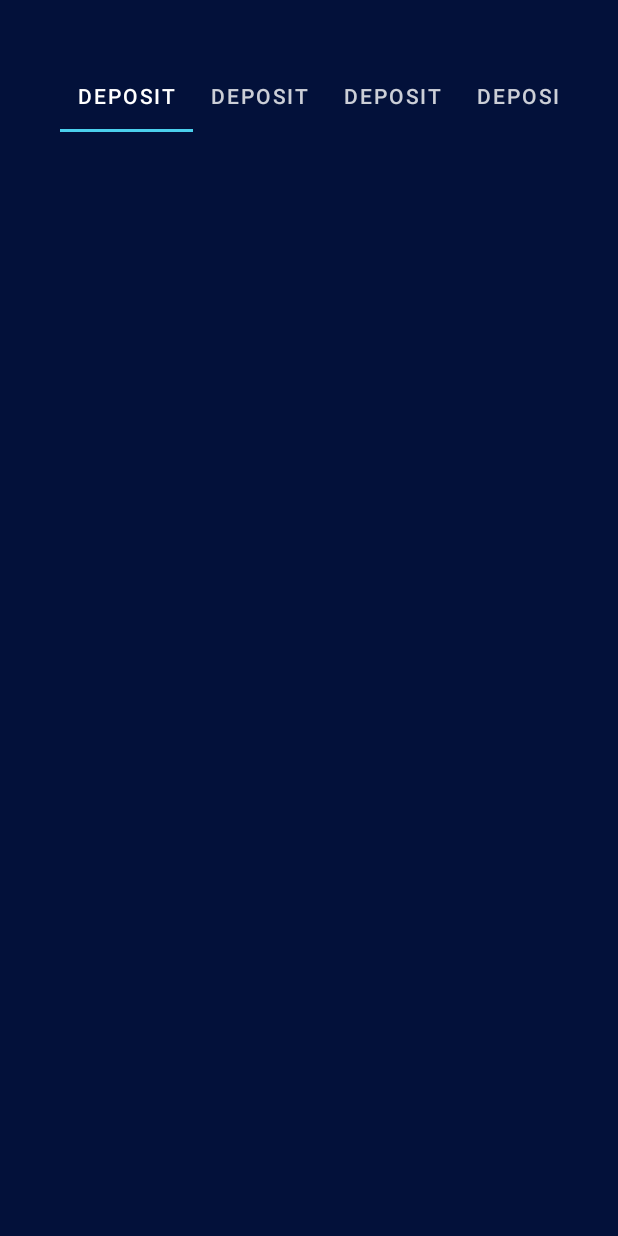
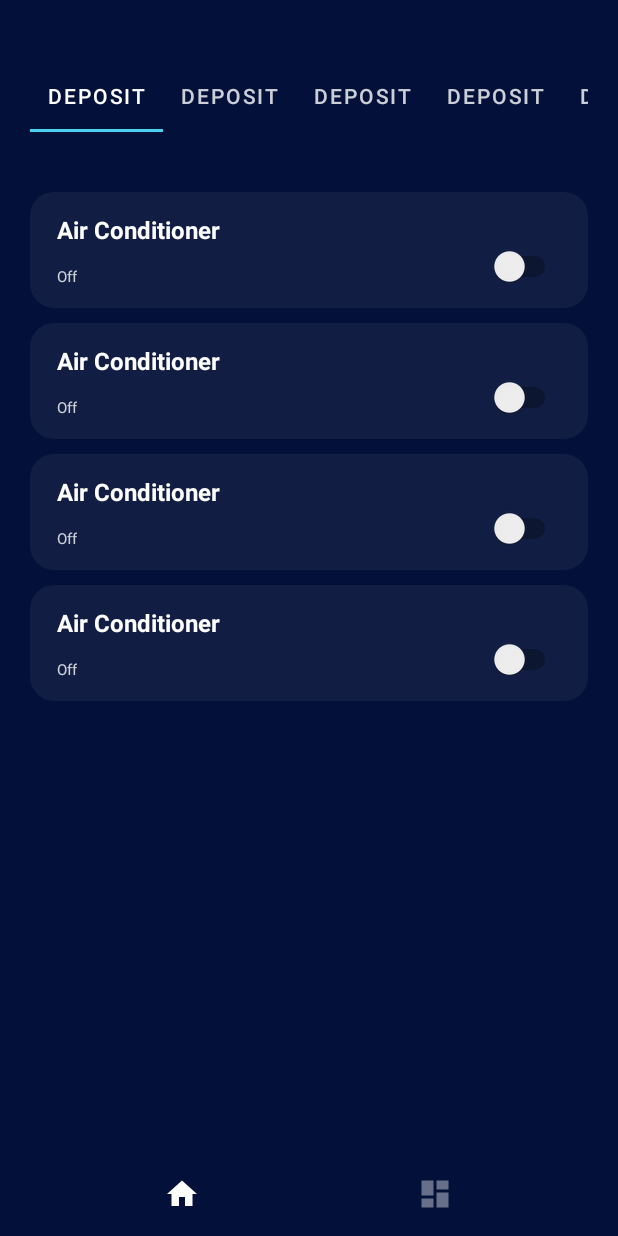
Before and after one commit to bandreit/SEP4, an Android app: the screen it shows after launch (MainActivity), on a phone screen of 412 x 824 dp. Before the commit the screen is almost empty. Run offline under Robolectric (Android 15) with nearby library versions, the phone set to English and light mode, and no system bars.

Commit message:
set up bottom navigation

```diff
--- a/app/app/build.gradle
+++ b/app/app/build.gradle
@@ -33,6 +33,11 @@ dependencies {
     implementation 'androidx.appcompat:appcompat:1.2.0'
     implementation 'com.google.android.material:material:1.3.0'
     implementation 'androidx.constraintlayout:constraintlayout:2.0.4'
+    implementation 'androidx.vectordrawable:vectordrawable:1.1.0'
+    implementation 'androidx.navigation:navigation-fragment:2.2.2'
+    implementation 'androidx.navigation:navigation-ui:2.2.2'
+    implementation 'androidx.lifecycle:lifecycle-livedata-ktx:2.2.0'
+    implementation 'androidx.lifecycle:lifecycle-viewmodel-ktx:2.2.0'
     testImplementation 'junit:junit:4.+'
     androidTestImplementation 'androidx.test.ext:junit:1.1.2'
     androidTestImplementation 'androidx.test.espresso:espresso-core:3.3.0'
--- /dev/null
+++ b/app/app/src/main/java/com/warehouse/HomeFragment.java
@@ -0,0 +1,18 @@
+package com.warehouse;
+
+import android.os.Bundle;
+import android.view.LayoutInflater;
+import android.view.View;
+import android.view.ViewGroup;
+
+import androidx.annotation.NonNull;
+import androidx.annotation.Nullable;
+import androidx.fragment.app.Fragment;
+
+public class HomeFragment extends Fragment {
+    @Nullable
+    @Override
+    public View onCreateView(@NonNull LayoutInflater inflater, @Nullable ViewGroup container, @Nullable Bundle savedInstanceState) {
+        return inflater.inflate(R.layout.fragment_home, container, false);
+    }
+}
--- a/app/app/src/main/java/com/warehouse/MainActivity.java
+++ b/app/app/src/main/java/com/warehouse/MainActivity.java
@@ -1,14 +1,46 @@
 package com.warehouse;
 
+import androidx.annotation.NonNull;
 import androidx.appcompat.app.AppCompatActivity;
+import androidx.fragment.app.Fragment;
 
 import android.os.Bundle;
+import android.view.MenuItem;
+
+import com.google.android.material.bottomnavigation.BottomNavigationView;
 
 public class MainActivity extends AppCompatActivity {
 
     @Override
     protected void onCreate(Bundle savedInstanceState) {
         super.onCreate(savedInstanceState);
-        setContentView(R.layout.home_activity);
+        setContentView(R.layout.activity_main);
+
+        BottomNavigationView bottomNavigationView = findViewById(R.id.bottom_navigation);
+        bottomNavigationView.setOnNavigationItemSelectedListener(navSelectedListener);
+
+        // load the home fragment when the app starts
+        getSupportFragmentManager().beginTransaction().replace(R.id.fragment_container, new HomeFragment()).commit();
+
     }
+
+    private BottomNavigationView.OnNavigationItemSelectedListener navSelectedListener = new BottomNavigationView.OnNavigationItemSelectedListener() {
+        @Override
+        public boolean onNavigationItemSelected(@NonNull MenuItem item) {
+            Fragment selectedFragment = null;
+
+            switch (item.getItemId()) {
+                case R.id.navigation_home:
+                    selectedFragment = new HomeFragment();
+                    break;
+                case R.id.navigation_dashboard:
+                    selectedFragment = new DashboardFragment();
+                    break;
+            }
+
+            getSupportFragmentManager().beginTransaction().replace(R.id.fragment_container, selectedFragment).commit();
+
+            return true;
+        }
+    };
 }
--- /dev/null
+++ b/app/app/src/main/res/drawable/bottom_nav_tab_background.xml
@@ -0,0 +1,5 @@
+<?xml version="1.0" encoding="utf-8"?>
+<selector xmlns:android="http://schemas.android.com/apk/res/android">
+    <item android:color="@color/white" android:state_selected="true"/>
+    <item android:color="@color/white_400" android:state_checked="false"/>
+</selector>
--- /dev/null
+++ b/app/app/src/main/res/drawable/card_background.xml
@@ -0,0 +1,6 @@
+<?xml version="1.0" encoding="utf-8"?>
+<shape xmlns:android="http://schemas.android.com/apk/res/android"
+    android:shape="rectangle" >
+    <solid android:color="@color/blue_500" />
+    <corners android:radius="16dp" />
+</shape>
--- /dev/null
+++ b/app/app/src/main/res/drawable/ic_baseline_dashboard_24.xml
@@ -0,0 +1,5 @@
+<vector android:height="24dp" android:tint="#FFFFFF"
+    android:viewportHeight="24" android:viewportWidth="24"
+    android:width="24dp" xmlns:android="http://schemas.android.com/apk/res/android">
+    <path android:fillColor="@android:color/white" android:pathData="M3,13h8L11,3L3,3v10zM3,21h8v-6L3,15v6zM13,21h8L21,11h-8v10zM13,3v6h8L21,3h-8z"/>
+</vector>
--- /dev/null
+++ b/app/app/src/main/res/drawable/ic_baseline_home_24.xml
@@ -0,0 +1,5 @@
+<vector android:height="24dp" android:tint="#FFFFFF"
+    android:viewportHeight="24" android:viewportWidth="24"
+    android:width="24dp" xmlns:android="http://schemas.android.com/apk/res/android">
+    <path android:fillColor="@android:color/white" android:pathData="M10,20v-6h4v6h5v-8h3L12,3 2,12h3v8z"/>
+</vector>
--- a/app/app/src/main/res/layout/activity_main.xml
+++ b/app/app/src/main/res/layout/activity_main.xml
@@ -1,18 +1,23 @@
 <?xml version="1.0" encoding="utf-8"?>
-<androidx.constraintlayout.widget.ConstraintLayout xmlns:android="http://schemas.android.com/apk/res/android"
+<RelativeLayout xmlns:android="http://schemas.android.com/apk/res/android"
     xmlns:app="http://schemas.android.com/apk/res-auto"
     xmlns:tools="http://schemas.android.com/tools"
     android:layout_width="match_parent"
-    android:layout_height="match_parent"
-    tools:context=".MainActivity">
+    android:layout_height="match_parent">
 
-    <TextView
-        android:layout_width="wrap_content"
+    <FrameLayout
+        android:id="@+id/fragment_container"
+        android:layout_width="match_parent"
+        android:layout_height="match_parent"
+        android:layout_above="@id/bottom_navigation"/>
+
+    <com.google.android.material.bottomnavigation.BottomNavigationView
+        android:id="@+id/bottom_navigation"
+        android:layout_width="match_parent"
         android:layout_height="wrap_content"
-        android:text="Hello World!"
-        app:layout_constraintBottom_toBottomOf="parent"
-        app:layout_constraintLeft_toLeftOf="parent"
-        app:layout_constraintRight_toRightOf="parent"
-        app:layout_constraintTop_toTopOf="parent" />
-
-</androidx.constraintlayout.widget.ConstraintLayout>
+        android:layout_alignParentBottom="true"
+        android:background="@color/blue_900"
+        app:itemIconTint="@drawable/bottom_nav_tab_background"
+        app:labelVisibilityMode="unlabeled"
+        app:menu="@menu/bottom_nav_menu" />
+</RelativeLayout>
--- a/app/app/src/main/res/layout/home_activity.xml
+++ b/app/app/src/main/res/layout/fragment_home.xml
@@ -5,10 +5,12 @@
     android:layout_width="match_parent"
     android:layout_height="match_parent"
     android:background="@color/blue_900"
-    android:padding="40dp">
+    android:paddingHorizontal="20dp"
+    android:paddingVertical="40dp">
 
-
+    <!--    Tab Layout -->
     <com.google.android.material.tabs.TabLayout
+        android:id="@+id/tabLayout"
         android:layout_width="match_parent"
         android:layout_height="wrap_content"
         android:background="@color/transparent"
@@ -17,8 +19,8 @@
         app:layout_constraintTop_toTopOf="parent"
         app:tabIndicatorColor="@color/teal_400"
         app:tabMode="scrollable"
-        app:tabTextColor="@color/white_800"
-        app:tabSelectedTextColor="@color/white">
+        app:tabSelectedTextColor="@color/white"
+        app:tabTextColor="@color/white_800">
 
         <com.google.android.material.tabs.TabItem
             android:layout_width="wrap_content"
@@ -55,4 +57,44 @@
             android:layout_height="wrap_content"
             android:text="Deposit" />
     </com.google.android.material.tabs.TabLayout>
+
+    <LinearLayout
+        android:layout_width="match_parent"
+        android:layout_height="wrap_content"
+        android:layout_marginTop="30dp"
+        android:orientation="vertical"
+        app:layout_constraintTop_toBottomOf="@+id/tabLayout">
+
+        <LinearLayout
+            android:layout_width="match_parent"
+            android:layout_height="wrap_content"
+            android:layout_marginTop="10dp">
+
+            <include layout="@layout/sensor_card_component" />
+        </LinearLayout>
+
+        <LinearLayout
+            android:layout_width="match_parent"
+            android:layout_height="wrap_content"
+            android:layout_marginTop="10dp">
+
+            <include layout="@layout/sensor_card_component" />
+        </LinearLayout>
+
+        <LinearLayout
+            android:layout_width="match_parent"
+            android:layout_height="wrap_content"
+            android:layout_marginTop="10dp">
+
+            <include layout="@layout/sensor_card_component" />
+        </LinearLayout>
+
+        <LinearLayout
+            android:layout_width="match_parent"
+            android:layout_height="wrap_content"
+            android:layout_marginTop="10dp">
+
+            <include layout="@layout/sensor_card_component" />
+        </LinearLayout>
+    </LinearLayout>
 </androidx.constraintlayout.widget.ConstraintLayout>
--- /dev/null
+++ b/app/app/src/main/res/layout/sensor_card_component.xml
@@ -0,0 +1,49 @@
+<?xml version="1.0" encoding="utf-8"?>
+
+
+<androidx.constraintlayout.widget.ConstraintLayout xmlns:android="http://schemas.android.com/apk/res/android"
+    xmlns:app="http://schemas.android.com/apk/res-auto"
+    xmlns:tools="http://schemas.android.com/tools"
+    android:layout_width="match_parent"
+    android:layout_height="wrap_content"
+    android:background="@drawable/card_background"
+    android:paddingHorizontal="18dp"
+    android:paddingVertical="14dp">
+
+    <TextView
+        android:id="@+id/textView2"
+        android:layout_width="match_parent"
+        android:layout_height="wrap_content"
+        android:text="Air Conditioner"
+        android:textColor="@color/white"
+        android:textSize="16dp"
+        android:textStyle="bold"
+        app:layout_constraintBottom_toTopOf="@+id/constraintLayout"
+        tools:layout_editor_absoluteX="18dp" />
+
+    <androidx.constraintlayout.widget.ConstraintLayout
+        android:id="@+id/constraintLayout"
+        android:layout_width="match_parent"
+        android:layout_height="wrap_content"
+        app:layout_constraintBottom_toBottomOf="parent"
+        tools:layout_editor_absoluteX="18dp"
+        >
+
+        <TextView
+            android:id="@+id/textView"
+            android:layout_width="wrap_content"
+            android:layout_height="wrap_content"
+            android:text="Off"
+            android:textColor="@color/white_800"
+            android:textSize="10dp"
+            app:layout_constraintBottom_toBottomOf="parent"
+            app:layout_constraintStart_toStartOf="parent" />
+
+        <Switch
+            android:id="@+id/switch1"
+            android:layout_width="wrap_content"
+            android:layout_height="wrap_content"
+            app:layout_constraintEnd_toEndOf="parent" />
+    </androidx.constraintlayout.widget.ConstraintLayout>
+
+</androidx.constraintlayout.widget.ConstraintLayout>
--- /dev/null
+++ b/app/app/src/main/res/menu/bottom_nav_menu.xml
@@ -0,0 +1,12 @@
+<?xml version="1.0" encoding="utf-8"?>
+<menu xmlns:android="http://schemas.android.com/apk/res/android">
+    <item
+        android:id="@+id/navigation_home"
+        android:icon="@drawable/ic_baseline_home_24"
+        android:title="Home" />
+
+    <item
+        android:id="@+id/navigation_dashboard"
+        android:icon="@drawable/ic_baseline_dashboard_24"
+        android:title="@string/title_dashboard" />
+</menu>
--- a/app/app/src/main/res/values/strings.xml
+++ b/app/app/src/main/res/values/strings.xml
@@ -1,3 +1,6 @@
 <resources>
     <string name="app_name">Warehouse</string>
+    <string name="title_activity_bottom_navigation_component">MainActivity</string>
+    <string name="title_home">Home</string>
+    <string name="title_dashboard">Dashboard</string>
 </resources>
```
Also changed, not shown: app/app/src/main/java/com/warehouse/DashboardFragment.java (added, +18 -0 lines), app/app/src/main/res/layout/fragment_dashboard.xml (added, +60 -0 lines), app/app/src/main/res/layout/fragment_boarding.xml (renamed from app/app/src/main/res/layout/boarding_activiy.xml), app/app/src/main/res/layout/fragment_login.xml (renamed from app/app/src/main/res/layout/login_activity.xml).
